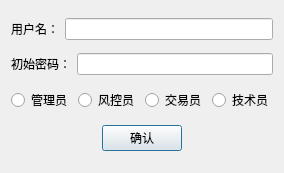
Above: setting_createrole.ui from ChengruiGu/CMF_Marketmaker before the change. Below: the same form after it.
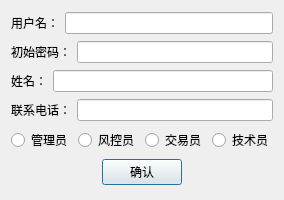
That is the form after the change.

The edit to the form file:
```diff
--- a/setting_createrole.ui
+++ b/setting_createrole.ui
@@ -6,8 +6,8 @@
    <rect>
     <x>0</x>
     <y>0</y>
-    <width>280</width>
-    <height>173</height>
+    <width>274</width>
+    <height>200</height>
    </rect>
   </property>
   <property name="windowTitle">
@@ -42,6 +42,34 @@
      </item>
     </layout>
    </item>
+   <item>
+    <layout class="QHBoxLayout" name="horizontalLayout_5">
+     <item>
+      <widget class="QLabel" name="label_3">
+       <property name="text">
+        <string>姓名：</string>
+       </property>
+      </widget>
+     </item>
+     <item>
+      <widget class="QLineEdit" name="lineEdit_3"/>
+     </item>
+    </layout>
+   </item>
+   <item>
+    <layout class="QHBoxLayout" name="horizontalLayout_6">
+     <item>
+      <widget class="QLabel" name="label_4">
+       <property name="text">
+        <string>联系电话：</string>
+       </property>
+      </widget>
+     </item>
+     <item>
+      <widget class="QLineEdit" name="lineEdit_4"/>
+     </item>
+    </layout>
+   </item>
    <item>
     <layout class="QHBoxLayout" name="horizontalLayout_3">
      <item>
```
